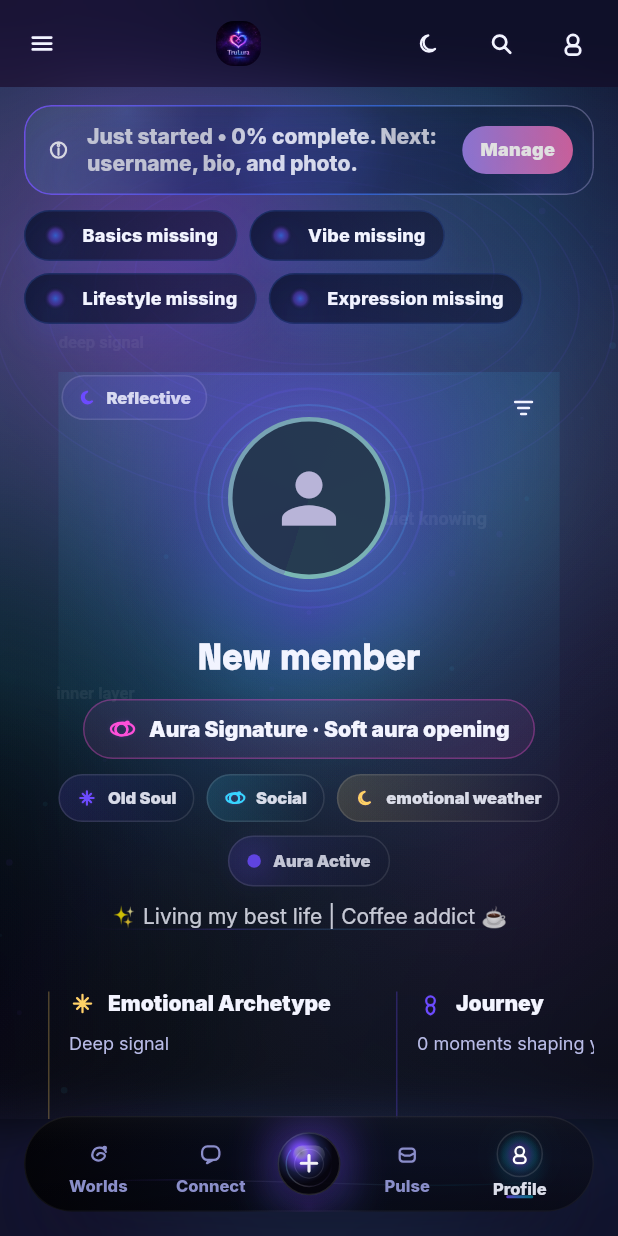
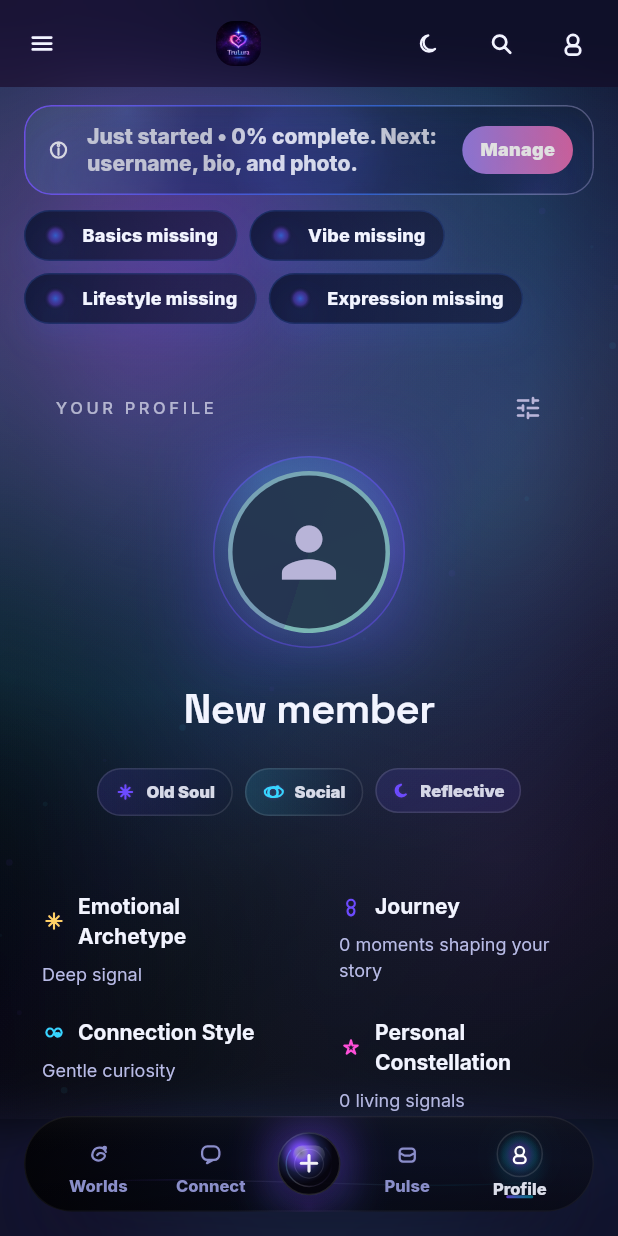
Before and after one commit to Darcell1208/trulura-starter, a Flutter app: the ProfileScreen screen opened by its route, on a phone screen of 412 x 824 dp. Run offline on Flutter 3.47's test engine with Material 3 defaults, Android fonts, the phone set to English and light mode, and no system bars; our stand-ins replace flutter_riverpod, go_router, google_fonts, image_picker, shared_preferences, supabase_flutter; accounts and stored records are empty.

Commit message:
Refine Profile portrait hierarchy and responsive details

```diff
--- a/lib/screens/profile/profile_screen.dart
+++ b/lib/screens/profile/profile_screen.dart
@@ -288,9 +288,7 @@ class _ProfileScreenState extends State<ProfileScreen>
           );
     final baseBio = (layer?.bio?.trim().isNotEmpty ?? false)
         ? layer!.bio!.trim()
-        : ((user?.bio?.trim().isNotEmpty ?? false)
-            ? user!.bio!.trim()
-            : '✨ Living my best life | Coffee addict ☕️');
+        : ((user?.bio?.trim().isNotEmpty ?? false) ? user!.bio!.trim() : '');
 
     final name = baseName;
     final handle =
@@ -1400,26 +1398,6 @@ class _ProfileChamberPainter extends CustomPainter {
       ).createShader(rect);
     canvas.drawRect(rect, lowerFog);
 
-    final ringPaint = Paint()
-      ..style = PaintingStyle.stroke
-      ..strokeWidth = 1.0
-      ..blendMode = BlendMode.plus
-      ..color = accentA.withValues(alpha: 0.055 + breath * 0.030);
-    final heroCenter = Offset(size.width * 0.50, size.height * 0.18);
-    for (var i = 0; i < 4; i++) {
-      canvas.drawOval(
-        Rect.fromCenter(
-          center: heroCenter.translate(
-            math.sin(progress * math.pi * 2 + i) * 6,
-            i * 10.0,
-          ),
-          width: size.width * (0.56 + i * 0.14 + breath * 0.03),
-          height: 110 + i * 42 + breath * 18,
-        ),
-        ringPaint,
-      );
-    }
-
     final particlePaint = Paint()..blendMode = BlendMode.plus;
     final particleCount = restorative
         ? 10
@@ -1458,45 +1436,6 @@ class _ProfileChamberPainter extends CustomPainter {
         stops: const [0.0, 0.36, 0.52, 1.0],
       ).createShader(rect);
     canvas.drawRect(rect, temperature);
-
-    final phrases = _floatingPhrases;
-    for (var i = 0; i < phrases.length; i++) {
-      final alpha = (restorative ? 0.035 : 0.050) +
-          math.sin(progress * math.pi * 2 * motion + i) * 0.014;
-      final painter = TextPainter(
-        text: TextSpan(
-          text: phrases[i],
-          style: TextStyle(
-            color: Colors.white.withValues(alpha: alpha.clamp(0.028, 0.07)),
-            fontSize: 11 + (i % 2),
-            fontWeight: FontWeight.w700,
-            letterSpacing: 0,
-          ),
-        ),
-        textDirection: TextDirection.ltr,
-      )..layout(maxWidth: size.width * 0.46);
-      final x = size.width * (i.isEven ? 0.08 : 0.58) +
-          math.sin(progress * math.pi * 2 + i) * 10;
-      final y = size.height * (0.24 + i * 0.17) - progress * (8 + i * 2) % 22;
-      painter.paint(canvas, Offset(x, y));
-    }
-  }
-
-  List<String> get _floatingPhrases {
-    final key = '$vibe $identity'.toLowerCase();
-    if (key.contains('dating') || key.contains('spark')) {
-      return const ['warm pull', 'soft courage', 'signal open'];
-    }
-    if (key.contains('creator')) {
-      return const ['creative field', 'bright archive', 'alive in color'];
-    }
-    if (key.contains('calm') || key.contains('heal')) {
-      return const ['safe breath', 'steady light', 'held gently'];
-    }
-    if (key.contains('old') || key.contains('reflect')) {
-      return const ['deep signal', 'quiet knowing', 'inner layer'];
-    }
-    return const ['living aura', 'open room', 'soft presence'];
   }
 
   @override
@@ -1555,7 +1494,10 @@ class _EmotionalIdentityStatement extends StatelessWidget {
                   )),
               const SizedBox(height: 8),
               Text(
-                '$vibe energy in $identity mode, tuned for $primaryIntent with $socialStyle pacing.',
+                primaryIntent.trim().toLowerCase() ==
+                        identity.trim().toLowerCase()
+                    ? '$vibe · $identity · $socialStyle'
+                    : '$vibe · $identity · $primaryIntent · $socialStyle',
                 style: t.bodyMedium?.copyWith(
                   color: cs.onSurface.withValues(alpha: 0.80),
                   height: 1.42,
@@ -1606,75 +1548,45 @@ class _ProfileIdentityStory extends StatelessWidget {
         TruLuraTokens.auraPink
       ),
     ];
-    return SizedBox(
-      height: 118,
-      child: ListView.separated(
-        primary: false,
-        scrollDirection: Axis.horizontal,
-        padding: const EdgeInsets.symmetric(horizontal: 2),
-        itemCount: items.length,
-        separatorBuilder: (_, __) => const SizedBox(width: 12),
-        itemBuilder: (context, index) {
-          final item = items[index];
-          return SizedBox(
-            width: 220,
-            child: Stack(
-              children: [
-                Positioned(
-                  left: 14,
-                  top: 12,
-                  bottom: 12,
-                  child: Container(
-                    width: 1,
-                    color: item.$4.withValues(alpha: 0.28),
-                  ),
-                ),
-                Padding(
-                  padding: const EdgeInsets.fromLTRB(28, 10, 10, 10),
+    return LayoutBuilder(builder: (context, constraints) {
+      final columns = constraints.maxWidth < 360 ? 1 : 2;
+      final width = (constraints.maxWidth - (columns - 1) * 16) / columns;
+      return Padding(
+        padding: const EdgeInsets.symmetric(vertical: 12),
+        child: Wrap(spacing: 16, runSpacing: 20, children: [
+          for (final item in items)
+            SizedBox(
+                width: width,
+                child: Padding(
+                  padding: const EdgeInsets.symmetric(horizontal: 12),
                   child: Column(
                       crossAxisAlignment: CrossAxisAlignment.start,
                       children: [
-                      Row(
-                        children: [
-                          TruLuraIcon(
-                            glyph: item.$3,
-                            size: 18,
-                            color: item.$4,
-                          ),
+                        Row(children: [
+                          TruLuraIcon(glyph: item.$3, size: 16, color: item.$4),
                           const SizedBox(width: 8),
                           Expanded(
-                            child: Text(
-                              item.$1,
+                              child: Text(item.$1,
+                                  style:
+                                      Theme.of(context).textTheme.labelLarge)),
+                        ]),
+                        const SizedBox(height: 7),
+                        Text(
+                            item.$2.isEmpty
+                                ? ''
+                                : item.$2[0].toUpperCase() +
+                                    item.$2.substring(1),
                             style: Theme.of(context)
                                 .textTheme
-                                  .labelLarge
+                                .bodySmall
                                 ?.copyWith(
-                                    color: TruLuraTokens.textPrimary,
-                                    fontWeight: FontWeight.w900,
-                                  ),
-                            ),
-                          ),
-                        ],
-                      ),
-                      const SizedBox(height: 9),
-                      Text(
-                        item.$2,
-                        maxLines: 3,
-                        overflow: TextOverflow.ellipsis,
-                        style: Theme.of(context).textTheme.bodySmall?.copyWith(
                                     color: TruLuraTokens.textSecondary,
-                              height: 1.35,
-                            ),
-                      ),
-                    ],
-                  ),
-                ),
-              ],
-            ),
-          );
-        },
-      ),
-    );
+                                    height: 1.4)),
+                      ]),
+                )),
+        ]),
+      );
+    });
   }
 }
 
--- a/lib/widgets/trulura_profile_hero_card.dart
+++ b/lib/widgets/trulura_profile_hero_card.dart
@@ -38,120 +38,73 @@ class TruluraProfileHeroCard extends StatelessWidget {
     final intent =
         (user?.intents.isNotEmpty ?? false) ? user!.intents.first : 'Social';
     final identityAccent = _identityAccent(mood, intent);
-    return Padding(
-      padding: const EdgeInsets.fromLTRB(4, 20, 4, 18),
-      child: Stack(
-        clipBehavior: Clip.none,
+    return SizedBox(
+      width: double.infinity,
+      child: Padding(
+        padding: const EdgeInsets.fromLTRB(20, 20, 20, 28),
+        child: Column(
           children: [
-          Positioned(
-            top: 28,
-            left: 0,
-            right: 0,
-            height: 260,
-            child: IgnorePointer(
-              child: DecoratedBox(
+            Row(children: [
+              Text('YOUR PROFILE',
+                  style: Theme.of(context).textTheme.labelSmall?.copyWith(
+                      letterSpacing: 2.4,
+                      color: cs.onSurface.withValues(alpha: 0.65))),
+              const Spacer(),
+              IconButton(
+                  onPressed: onOpenSettings,
+                  tooltip: 'Settings',
+                  icon: const Icon(Icons.tune_rounded, size: 20)),
+            ]),
+            const SizedBox(height: 8),
+            BreathingGlow(
+              enabled: !app.softModeEnabled &&
+                  !MediaQuery.disableAnimationsOf(context),
+              glowColor: identityAccent,
+              maxBlur: 38,
+              minBlur: 24,
+              maxAlpha: 0.26,
+              minAlpha: 0.16,
+              child: Container(
+                padding: const EdgeInsets.all(9),
                 decoration: BoxDecoration(
-                  gradient: RadialGradient(
-                    colors: [
-                      identityAccent.withValues(alpha: 0.18),
-                      TruLuraTokens.auraCyan.withValues(alpha: 0.06),
+                    shape: BoxShape.circle,
+                    border: Border.all(
+                        color: identityAccent.withValues(alpha: 0.45)),
+                    gradient: SweepGradient(colors: [
+                      identityAccent.withValues(alpha: 0.2),
                       Colors.transparent,
-                    ],
+                      TruLuraTokens.auraCyan.withValues(alpha: 0.18),
+                      identityAccent.withValues(alpha: 0.2)
+                    ])),
+                child: AuraAvatar(
+                    image: avatarPath, compatibility: auraStrength, size: 108),
               ),
             ),
-              ),
-            ),
-          ),
-          Positioned.fill(
-            child: IgnorePointer(
-              child: CustomPaint(
-                painter: _HeroAuraFieldPainter(
-                  accent: identityAccent,
-                  secondary: TruLuraTokens.auraCyan,
-                ),
-              ),
-            ),
-          ),
-          Positioned(
-            left: 2,
-            top: 2,
-            child: _EnergyIndicator(
-              label: mood,
-              accent: identityAccent,
-            ),
-          ),
-          Positioned(
-            top: 0,
-            right: 0,
-            child: IconButton(
-              onPressed: onOpenSettings,
-              icon: TruLuraIcon(
-                  glyph: TruLuraGlyph.filter,
-                  size: 20,
-                  active: true,
-                  color: cs.onSurface.withValues(alpha: 0.84)),
-              tooltip: 'Settings',
-            ),
-          ),
-          Column(
-            children: [
-              const SizedBox(height: 10),
-              BreathingGlow(
-                enabled: !app.softModeEnabled,
-                glowColor: identityAccent,
-                maxBlur: 58,
-                minBlur: 24,
-                maxAlpha: 0.30,
-                minAlpha: 0.10,
-                child: Stack(
-                  alignment: Alignment.center,
-                  clipBehavior: Clip.none,
-                  children: [
-                    SizedBox(
-                      width: 148,
-                      height: 148,
-                      child: CustomPaint(
-                        painter: _AvatarAuraRingPainter(
-                          accent: identityAccent,
-                          secondary: TruLuraTokens.auraCyan,
-                        ),
-                      ),
-                    ),
-                    AuraAvatar(
-                      image: avatarPath,
-                      compatibility: auraStrength,
-                      size: 108,
-                    ),
-                  ],
-                ),
-              ),
-              const SizedBox(height: 16),
-              Text(
-                name,
+            const SizedBox(height: 22),
+            Text(name,
                 textAlign: TextAlign.center,
-                maxLines: 2,
-                overflow: TextOverflow.ellipsis,
+                style: Theme.of(context).textTheme.headlineMedium?.copyWith(
+                    fontWeight: FontWeight.w600, letterSpacing: -0.6)),
+            if ((handle ?? '').trim().isNotEmpty) ...[
+              const SizedBox(height: 6),
+              Text(handle!,
+                  textAlign: TextAlign.center,
                   style: Theme.of(context)
                       .textTheme
-                    .headlineSmall
-                    ?.copyWith(fontWeight: FontWeight.w900),
-              ),
-              const SizedBox(height: 4),
-              if ((handle ?? '').trim().isNotEmpty) ...[
-                Text(
-                  handle!,
+                      .bodyMedium
+                      ?.copyWith(color: cs.onSurface.withValues(alpha: 0.6))),
+            ],
+            if (bio.trim().isNotEmpty) ...[
+              const SizedBox(height: 18),
+              ConstrainedBox(
+                  constraints: const BoxConstraints(maxWidth: 380),
+                  child: Text(bio,
                       textAlign: TextAlign.center,
-                  maxLines: 1,
-                  overflow: TextOverflow.ellipsis,
-                  style: Theme.of(context).textTheme.titleSmall?.copyWith(
-                      color: cs.onSurface.withValues(alpha: 0.70),
-                      fontWeight: FontWeight.w800),
-                ),
-                const SizedBox(height: 10),
-              ] else
-                const SizedBox(height: 8),
-              _AuraSignaturePill(strength: auraStrength),
-              const SizedBox(height: 10),
+                      style: Theme.of(context).textTheme.bodyLarge?.copyWith(
+                          height: 1.5,
+                          color: cs.onSurface.withValues(alpha: 0.88)))),
+            ],
+            const SizedBox(height: 22),
             Wrap(
                 alignment: WrapAlignment.center,
                 spacing: 8,
@@ -160,38 +113,19 @@ class TruluraProfileHeroCard extends StatelessWidget {
                   _IdentityChip(
                       label: vibe,
                       glyph: TruLuraGlyph.spark,
-                    accent: identityAccent,
-                  ),
+                      accent: identityAccent),
                   _IdentityChip(
                       label: intent,
                       glyph: TruLuraGlyph.aura,
-                    accent: TruLuraTokens.auraCyan,
-                  ),
-                  _IdentityChip(
-                    label: 'emotional weather',
-                    glyph: TruLuraGlyph.moon,
-                    accent: TruLuraBrandColors.glowGold,
-                  ),
+                      accent: TruLuraTokens.auraCyan),
+                  _EnergyIndicator(
+                      label: mood.isEmpty
+                          ? 'Reflective'
+                          : mood[0].toUpperCase() + mood.substring(1),
+                      accent: identityAccent),
+                ]),
           ],
         ),
-              const SizedBox(height: 9),
-              _PresenceRhythmStrip(
-                accent: identityAccent,
-                mood: mood,
-                intent: intent,
-              ),
-              const SizedBox(height: 10),
-              Text(
-                bio,
-                textAlign: TextAlign.center,
-                maxLines: 3,
-                overflow: TextOverflow.ellipsis,
-                style: Theme.of(context).textTheme.bodyMedium?.copyWith(
-                    height: 1.4, color: cs.onSurface.withValues(alpha: 0.80)),
-              ),
-            ],
-          ),
-        ],
       ),
     );
   }
```
Lines whose indentation alone changed are shown as unchanged.
